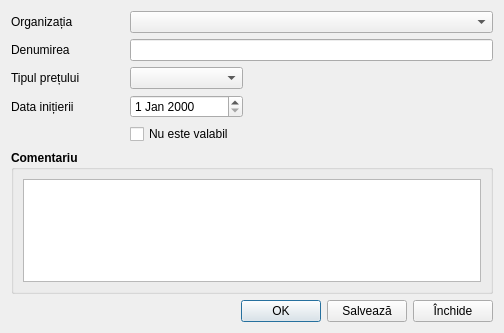
The window that catalogs/catcontracts.ui (debalex77/USG) describes before a commit, drawn with Qt 5.
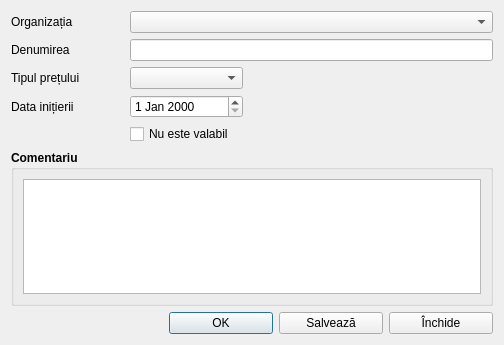
The same window after the commit. Icons and pictures are not drawn.

```diff
--- a/catalogs/catcontracts.ui
+++ b/catalogs/catcontracts.ui
@@ -7,9 +7,14 @@
     <x>0</x>
     <y>0</y>
     <width>504</width>
-    <height>333</height>
+    <height>345</height>
    </rect>
   </property>
+  <property name="font">
+   <font>
+    <family>Segoe UI</family>
+   </font>
+  </property>
   <property name="windowTitle">
    <string>Dialog</string>
   </property>
@@ -91,6 +96,7 @@
     <widget class="QGroupBox" name="groupBox">
      <property name="font">
       <font>
+       <family>Segoe UI</family>
        <bold>true</bold>
       </font>
      </property>
@@ -102,6 +108,7 @@
        <widget class="QPlainTextEdit" name="editComment">
         <property name="font">
          <font>
+          <family>Segoe UI</family>
           <bold>false</bold>
          </font>
         </property>
@@ -127,6 +134,12 @@
      </item>
      <item>
       <widget class="QPushButton" name="btnOK">
+       <property name="minimumSize">
+        <size>
+         <width>104</width>
+         <height>0</height>
+        </size>
+       </property>
        <property name="text">
         <string>OK</string>
        </property>
@@ -138,6 +151,12 @@
      </item>
      <item>
       <widget class="QPushButton" name="btnWrite">
+       <property name="minimumSize">
+        <size>
+         <width>104</width>
+         <height>0</height>
+        </size>
+       </property>
        <property name="text">
         <string>Salvează</string>
        </property>
@@ -149,6 +168,12 @@
      </item>
      <item>
       <widget class="QPushButton" name="btnClose">
+       <property name="minimumSize">
+        <size>
+         <width>104</width>
+         <height>0</height>
+        </size>
+       </property>
        <property name="text">
         <string>Închide</string>
        </property>
```
